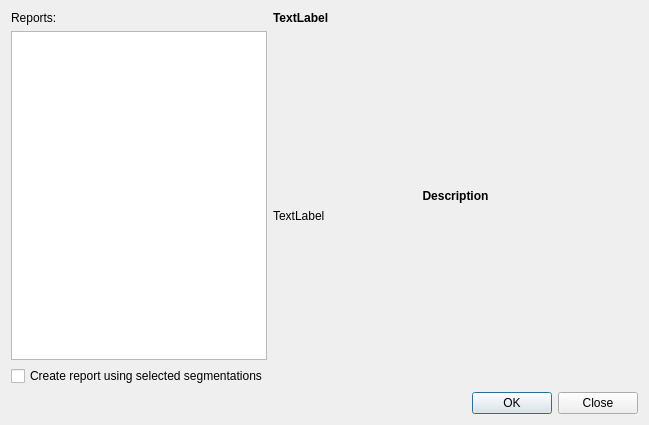
Before: the Qt Designer form App/ToolGroups/Analyze/Reports/ReportSelectorDialog.ui in FelixdelasPozas/EspINA, drawn with Qt 5.
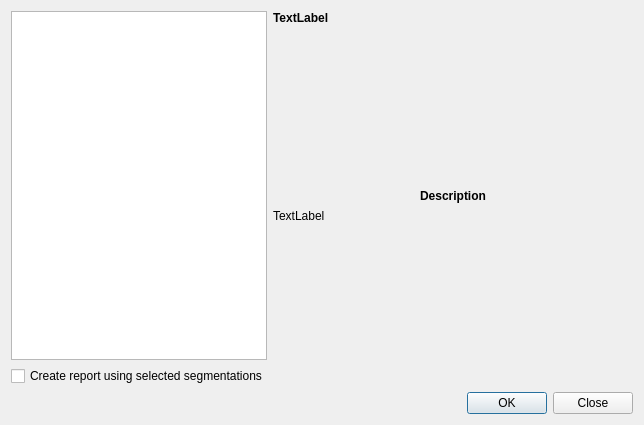
After: the same form once the commit is applied. Icons and pictures are not drawn.

Commit message: Aesthetic changes in report tools and its related dialogs.

The edit to the form file:
```diff
--- a/App/ToolGroups/Analyze/Reports/ReportSelectorDialog.ui
+++ b/App/ToolGroups/Analyze/Reports/ReportSelectorDialog.ui
@@ -6,7 +6,7 @@
    <rect>
     <x>0</x>
     <y>0</y>
-    <width>649</width>
+    <width>644</width>
     <height>425</height>
    </rect>
   </property>
@@ -15,19 +15,12 @@
   </property>
   <layout class="QVBoxLayout" name="verticalLayout_3">
    <item>
-    <layout class="QHBoxLayout" name="horizontalLayout">
+    <layout class="QHBoxLayout" name="horizontalLayout" stretch="0,0">
      <item>
       <layout class="QVBoxLayout" name="verticalLayout_4">
        <property name="sizeConstraint">
         <enum>QLayout::SetNoConstraint</enum>
        </property>
-       <item>
-        <widget class="QLabel" name="label">
-         <property name="text">
-          <string>Reports:</string>
-         </property>
-        </widget>
-       </item>
        <item>
         <widget class="QListWidget" name="m_list">
          <property name="sizePolicy">
@@ -36,6 +29,12 @@
            <verstretch>0</verstretch>
           </sizepolicy>
          </property>
+         <property name="minimumSize">
+          <size>
+           <width>220</width>
+           <height>0</height>
+          </size>
+         </property>
         </widget>
        </item>
       </layout>
```
The commit also changes 7 other files.
